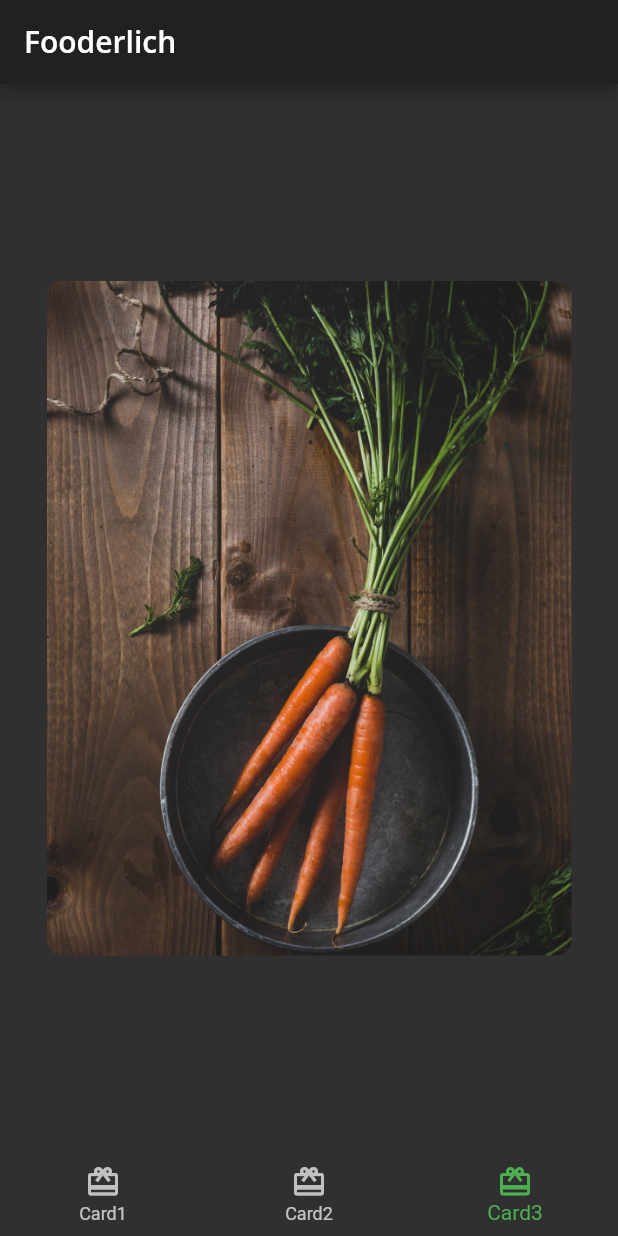
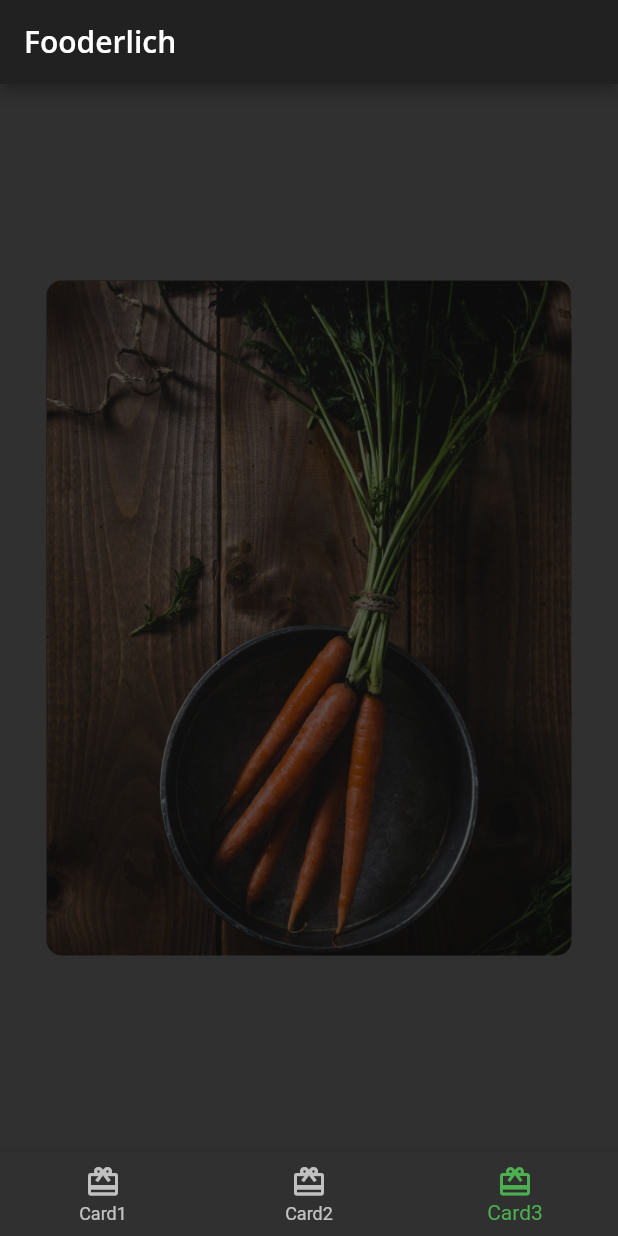
Before and after one commit to FrancaTM/fooderlich_flutter_rw, a Flutter app: the screen it shows after launch, item 3 of the bottom bar chosen, on a phone screen of 412 x 824 dp. Run offline on Flutter 3.47's test engine with Material 2 defaults, Android fonts, the phone set to English and light mode, and no system bars; our stand-ins replace google_fonts.

Commit message:
add dark overlay

```diff
--- a/lib/card3.dart
+++ b/lib/card3.dart
@@ -21,7 +21,12 @@ class Card3 extends StatelessWidget {
         ),
         child: Stack(
           children: [
-            // TODO 5: add dark overlay BoxDecoration
+            Container(
+              decoration: BoxDecoration(
+                color: Colors.black.withOpacity(0.6),
+                borderRadius: const BorderRadius.all(Radius.circular(10.0)),
+              ),
+            ),
             // TODO 6: Add Container, Column, Icon and Text
             // TODO 7: Add Center widget with Chip widget children
           ],
```
